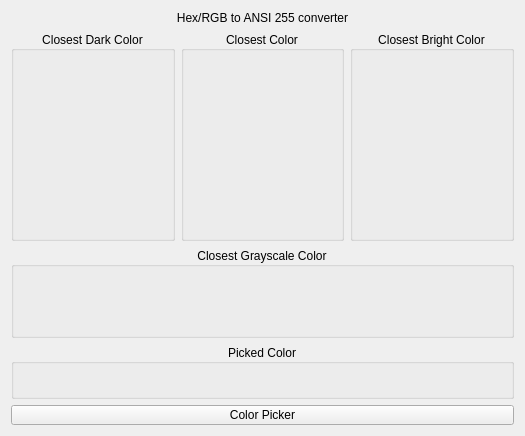
Above: python/hex_to_ansi/color_converter.ui from v-amorim/self_development before the change. Below: the same form after it.
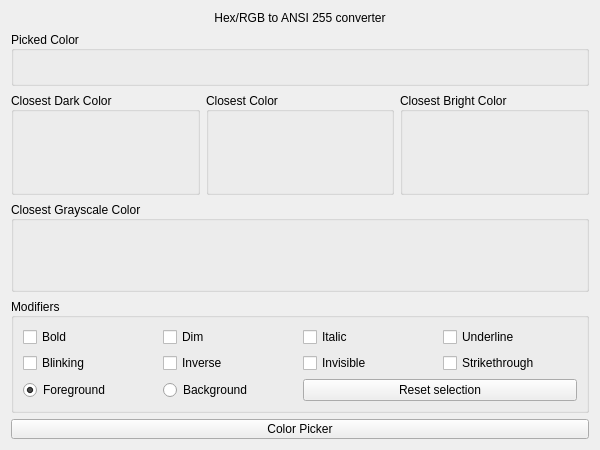
That is the form after the change.

Commit message: refactor: Update hex to ansi converter logic and UI color picker

What changed in the file:
```diff
--- a/python/hex_to_ansi/color_converter.ui
+++ b/python/hex_to_ansi/color_converter.ui
@@ -6,8 +6,8 @@
    <rect>
     <x>0</x>
     <y>0</y>
-    <width>525</width>
-    <height>436</height>
+    <width>600</width>
+    <height>450</height>
    </rect>
   </property>
   <property name="windowTitle">
@@ -32,50 +32,7 @@
    </item>
    <item>
     <layout class="QGridLayout" name="gridLayout">
-     <item row="0" column="0">
-      <widget class="QGroupBox" name="out_color_floor">
-       <property name="sizePolicy">
-        <sizepolicy hsizetype="Preferred" vsizetype="Minimum">
-         <horstretch>0</horstretch>
-         <verstretch>0</verstretch>
-        </sizepolicy>
-       </property>
-       <property name="title">
-        <string>Closest Dark Color</string>
-       </property>
-       <property name="alignment">
-        <set>Qt::AlignCenter</set>
-       </property>
-       <layout class="QGridLayout" name="gridLayout_2">
-        <item row="0" column="0">
-         <widget class="QLabel" name="out_color_preview_floor">
-          <property name="sizePolicy">
-           <sizepolicy hsizetype="Preferred" vsizetype="Minimum">
-            <horstretch>0</horstretch>
-            <verstretch>0</verstretch>
-           </sizepolicy>
-          </property>
-          <property name="minimumSize">
-           <size>
-            <width>0</width>
-            <height>50</height>
-           </size>
-          </property>
-          <property name="text">
-           <string/>
-          </property>
-          <property name="alignment">
-           <set>Qt::AlignCenter</set>
-          </property>
-          <property name="textInteractionFlags">
-           <set>Qt::LinksAccessibleByMouse|Qt::TextSelectableByMouse</set>
-          </property>
-         </widget>
-        </item>
-       </layout>
-      </widget>
-     </item>
-     <item row="0" column="1">
+     <item row="1" column="2" colspan="2">
       <widget class="QGroupBox" name="out_color">
        <property name="sizePolicy">
         <sizepolicy hsizetype="Preferred" vsizetype="Minimum">
@@ -87,7 +44,7 @@
         <string>Closest Color</string>
        </property>
        <property name="alignment">
-        <set>Qt::AlignCenter</set>
+        <set>Qt::AlignLeading|Qt::AlignLeft|Qt::AlignVCenter</set>
        </property>
        <layout class="QGridLayout" name="gridLayout_3">
         <item row="0" column="0">
@@ -118,8 +75,8 @@
        </layout>
       </widget>
      </item>
-     <item row="0" column="2">
-      <widget class="QGroupBox" name="out_color_ceil">
+     <item row="1" column="0" colspan="2">
+      <widget class="QGroupBox" name="out_color_floor">
        <property name="sizePolicy">
         <sizepolicy hsizetype="Preferred" vsizetype="Minimum">
          <horstretch>0</horstretch>
@@ -127,14 +84,14 @@
         </sizepolicy>
        </property>
        <property name="title">
-        <string>Closest Bright Color</string>
+        <string>Closest Dark Color</string>
        </property>
        <property name="alignment">
-        <set>Qt::AlignCenter</set>
+        <set>Qt::AlignLeading|Qt::AlignLeft|Qt::AlignVCenter</set>
        </property>
-       <layout class="QGridLayout" name="gridLayout_4">
+       <layout class="QGridLayout" name="gridLayout_2">
         <item row="0" column="0">
-         <widget class="QLabel" name="out_color_preview_ceil">
+         <widget class="QLabel" name="out_color_preview_floor">
           <property name="sizePolicy">
            <sizepolicy hsizetype="Preferred" vsizetype="Minimum">
             <horstretch>0</horstretch>
@@ -161,7 +118,20 @@
        </layout>
       </widget>
      </item>
-     <item row="1" column="0" colspan="3">
+     <item row="5" column="0" colspan="6">
+      <widget class="QPushButton" name="color_picker_button">
+       <property name="maximumSize">
+        <size>
+         <width>16777215</width>
+         <height>20</height>
+        </size>
+       </property>
+       <property name="text">
+        <string>Color Picker</string>
+       </property>
+      </widget>
+     </item>
+     <item row="2" column="0" colspan="6">
       <widget class="QGroupBox" name="out_gray">
        <property name="sizePolicy">
         <sizepolicy hsizetype="Preferred" vsizetype="Maximum">
@@ -173,7 +143,7 @@
         <string>Closest Grayscale Color</string>
        </property>
        <property name="alignment">
-        <set>Qt::AlignCenter</set>
+        <set>Qt::AlignLeading|Qt::AlignLeft|Qt::AlignVCenter</set>
        </property>
        <layout class="QGridLayout" name="gridLayout_5">
         <item row="0" column="0">
@@ -204,20 +174,157 @@
        </layout>
       </widget>
      </item>
-     <item row="3" column="0" colspan="3">
-      <widget class="QPushButton" name="color_picker_button">
-       <property name="maximumSize">
+     <item row="1" column="4" colspan="2">
+      <widget class="QGroupBox" name="out_color_ceil">
+       <property name="sizePolicy">
+        <sizepolicy hsizetype="Preferred" vsizetype="Minimum">
+         <horstretch>0</horstretch>
+         <verstretch>0</verstretch>
+        </sizepolicy>
+       </property>
+       <property name="title">
+        <string>Closest Bright Color</string>
+       </property>
+       <property name="alignment">
+        <set>Qt::AlignLeading|Qt::AlignLeft|Qt::AlignVCenter</set>
+       </property>
+       <layout class="QGridLayout" name="gridLayout_4">
+        <item row="0" column="0">
+         <widget class="QLabel" name="out_color_preview_ceil">
+          <property name="sizePolicy">
+           <sizepolicy hsizetype="Preferred" vsizetype="Minimum">
+            <horstretch>0</horstretch>
+            <verstretch>0</verstretch>
+           </sizepolicy>
+          </property>
+          <property name="minimumSize">
         <size>
-         <width>16777215</width>
-         <height>20</height>
+            <width>0</width>
+            <height>50</height>
         </size>
        </property>
        <property name="text">
-        <string>Color Picker</string>
-       </property>
-      </widget>
-     </item>
-     <item row="2" column="0" colspan="3">
+           <string/>
+          </property>
+          <property name="alignment">
+           <set>Qt::AlignCenter</set>
+          </property>
+          <property name="textInteractionFlags">
+           <set>Qt::LinksAccessibleByMouse|Qt::TextSelectableByMouse</set>
+          </property>
+         </widget>
+        </item>
+       </layout>
+      </widget>
+     </item>
+     <item row="4" column="0" colspan="6">
+      <widget class="QGroupBox" name="modifiers">
+       <property name="sizePolicy">
+        <sizepolicy hsizetype="Minimum" vsizetype="Maximum">
+         <horstretch>0</horstretch>
+         <verstretch>0</verstretch>
+        </sizepolicy>
+       </property>
+       <property name="title">
+        <string>Modifiers</string>
+       </property>
+       <property name="alignment">
+        <set>Qt::AlignLeading|Qt::AlignLeft|Qt::AlignVCenter</set>
+       </property>
+       <layout class="QGridLayout" name="gridLayout_7">
+        <item row="3" column="1">
+         <widget class="QRadioButton" name="is_background">
+          <property name="layoutDirection">
+           <enum>Qt::LeftToRight</enum>
+          </property>
+          <property name="text">
+           <string>Background</string>
+          </property>
+          <property name="checked">
+           <bool>false</bool>
+          </property>
+         </widget>
+        </item>
+        <item row="3" column="0">
+         <widget class="QRadioButton" name="is_foreground">
+          <property name="layoutDirection">
+           <enum>Qt::LeftToRight</enum>
+          </property>
+          <property name="text">
+           <string>Foreground</string>
+          </property>
+          <property name="checked">
+           <bool>true</bool>
+          </property>
+         </widget>
+        </item>
+        <item row="2" column="2">
+         <widget class="QCheckBox" name="is_invisible">
+          <property name="text">
+           <string>Invisible</string>
+          </property>
+         </widget>
+        </item>
+        <item row="2" column="3">
+         <widget class="QCheckBox" name="is_striketrhough">
+          <property name="text">
+           <string>Strikethrough</string>
+          </property>
+         </widget>
+        </item>
+        <item row="2" column="1">
+         <widget class="QCheckBox" name="is_inverse">
+          <property name="text">
+           <string>Inverse</string>
+          </property>
+         </widget>
+        </item>
+        <item row="1" column="3">
+         <widget class="QCheckBox" name="is_underline">
+          <property name="text">
+           <string>Underline</string>
+          </property>
+         </widget>
+        </item>
+        <item row="2" column="0">
+         <widget class="QCheckBox" name="is_blinking">
+          <property name="text">
+           <string>Blinking</string>
+          </property>
+         </widget>
+        </item>
+        <item row="1" column="0">
+         <widget class="QCheckBox" name="is_bold">
+          <property name="text">
+           <string>Bold</string>
+          </property>
+         </widget>
+        </item>
+        <item row="1" column="1">
+         <widget class="QCheckBox" name="is_dim">
+          <property name="text">
+           <string>Dim</string>
+          </property>
+         </widget>
+        </item>
+        <item row="1" column="2">
+         <widget class="QCheckBox" name="is_italic">
+          <property name="text">
+           <string>Italic</string>
+          </property>
+         </widget>
+        </item>
+        <item row="3" column="2" colspan="2">
+         <widget class="QPushButton" name="pushButton">
+          <property name="text">
+           <string>Reset selection</string>
+          </property>
+         </widget>
+        </item>
+       </layout>
+      </widget>
+     </item>
+     <item row="0" column="0" colspan="6">
       <widget class="QGroupBox" name="in">
        <property name="sizePolicy">
         <sizepolicy hsizetype="Preferred" vsizetype="Maximum">
@@ -229,7 +336,7 @@
         <string>Picked Color</string>
        </property>
        <property name="alignment">
-        <set>Qt::AlignCenter</set>
+        <set>Qt::AlignLeading|Qt::AlignLeft|Qt::AlignVCenter</set>
        </property>
        <layout class="QGridLayout" name="gridLayout_6">
         <item row="0" column="0">
```
Left out of the diff: 5 changed lines with no effect on the pictures. Lines whose indentation alone changed are shown as unchanged. The commit also changes 1 other file.
